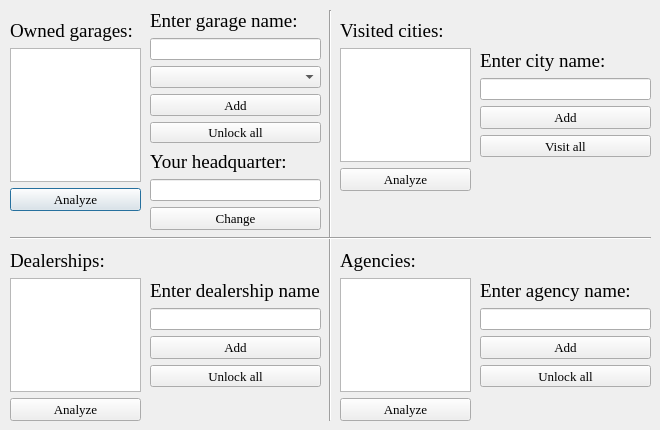
The window that src/second_form.ui (JDM170/SaveWizard) describes before a commit, drawn with Qt 5.
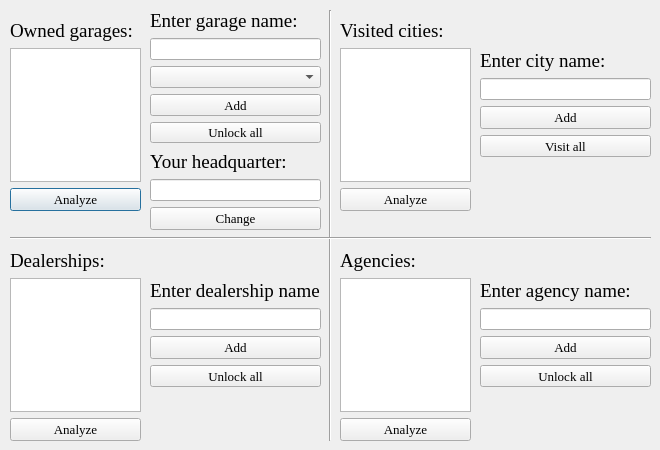
The same window after the commit.

The edit to the form file:
```diff
--- a/src/second_form.ui
+++ b/src/second_form.ui
@@ -7,7 +7,7 @@
     <x>0</x>
     <y>0</y>
     <width>660</width>
-    <height>430</height>
+    <height>450</height>
    </rect>
   </property>
   <property name="minimumSize">
@@ -19,7 +19,7 @@
   <property name="maximumSize">
    <size>
     <width>660</width>
-    <height>430</height>
+    <height>450</height>
    </size>
   </property>
   <property name="windowTitle">
@@ -76,12 +76,15 @@
      <x>340</x>
      <y>20</y>
      <width>131</width>
-     <height>171</height>
+     <height>191</height>
     </rect>
    </property>
    <layout class="QGridLayout" name="cities_layout">
     <item row="1" column="0">
      <widget class="QTextBrowser" name="cities_text">
+      <property name="horizontalScrollBarPolicy">
+       <enum>Qt::ScrollBarAlwaysOff</enum>
+      </property>
       <property name="openLinks">
        <bool>false</bool>
       </property>
@@ -121,7 +124,7 @@
      <x>10</x>
      <y>250</y>
      <width>131</width>
-     <height>171</height>
+     <height>191</height>
     </rect>
    </property>
    <layout class="QGridLayout" name="dealerships_layout">
@@ -139,7 +142,11 @@
      </widget>
     </item>
     <item row="1" column="0">
-     <widget class="QTextBrowser" name="dealerships_text"/>
+     <widget class="QTextBrowser" name="dealerships_text">
+      <property name="horizontalScrollBarPolicy">
+       <enum>Qt::ScrollBarAlwaysOff</enum>
+      </property>
+     </widget>
     </item>
     <item row="2" column="0">
      <widget class="QPushButton" name="dealerships_analyze">
@@ -162,7 +169,7 @@
      <x>340</x>
      <y>250</y>
      <width>131</width>
-     <height>171</height>
+     <height>191</height>
     </rect>
    </property>
    <layout class="QGridLayout" name="agencies_layout">
@@ -180,7 +187,11 @@
      </widget>
     </item>
     <item row="1" column="0">
-     <widget class="QTextBrowser" name="agencies_text"/>
+     <widget class="QTextBrowser" name="agencies_text">
+      <property name="horizontalScrollBarPolicy">
+       <enum>Qt::ScrollBarAlwaysOff</enum>
+      </property>
+     </widget>
     </item>
     <item row="2" column="0">
      <widget class="QPushButton" name="agencies_analyze">
@@ -203,7 +214,7 @@
      <x>320</x>
      <y>10</y>
      <width>20</width>
-     <height>411</height>
+     <height>431</height>
     </rect>
    </property>
    <property name="orientation">
```
Left out of the diff: 7 changed lines with no effect on the pictures.
